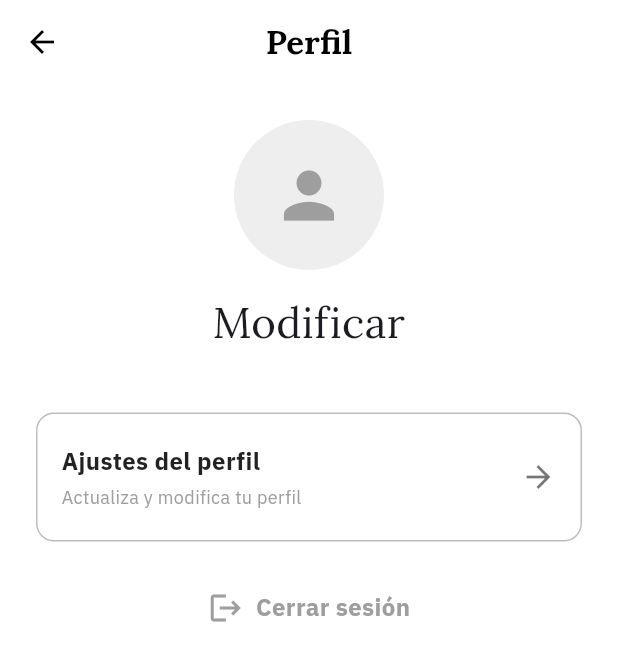
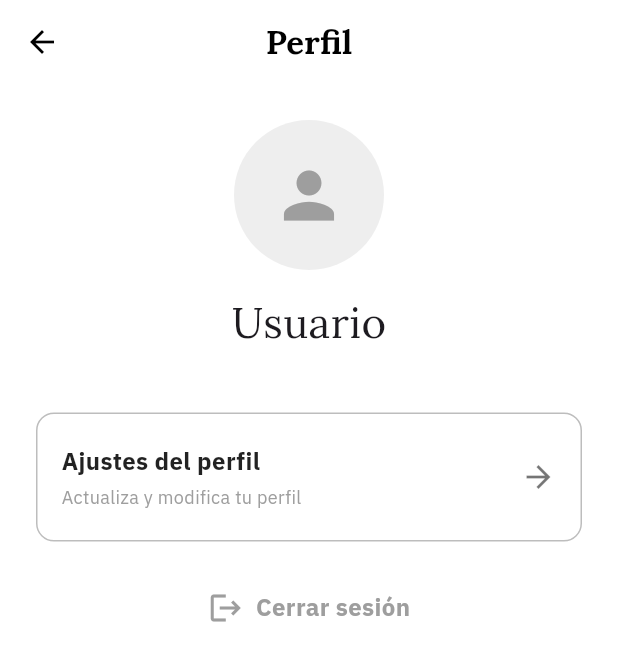
Before and after one commit to ScriptedBug/VitIA, a Flutter app: the PerfilPage screen opened directly with empty values, on a phone screen of 412 x 824 dp. Shown: the top 661 px of the screen. Run offline on Flutter 3.47's test engine with Material 3 defaults, Android fonts, the phone set to English and light mode, and no system bars; our stand-ins replace cached_network_image, camera, dio, flutter_linkify, flutter_map, flutter_riverpod and 8 more; accounts and stored records are empty; network calls fail.

Commit message:
margen ubicacion y carga de perfil

```diff
--- a/frontend/lib/pages/main_layout/perfil_page.dart
+++ b/frontend/lib/pages/main_layout/perfil_page.dart
@@ -17,10 +17,11 @@ class PerfilPage extends StatefulWidget {
 }
 
 class _PerfilPageState extends State<PerfilPage> {
-  String _nombreUser = "Modificar";
-  String _ubicacionUser = "Perfil";
+  String _nombreUser = "";
+  String _ubicacionUser = "";
   String? _userPhotoUrl; // Variable para foto
   bool _profileUpdated = false;
+  bool _isLoading = true; // <--- Nuevo estado de carga
 
   @override
   void initState() {
@@ -38,7 +39,14 @@ class _PerfilPageState extends State<PerfilPage> {
           _userPhotoUrl = userData['path_foto_perfil']; // Cargar URL
         });
       }
-    } catch (_) {}
+    } catch (_) {
+    } finally {
+      if (mounted) {
+        setState(() {
+          _isLoading = false;
+        });
+      }
+    }
   }
 
   void logout(BuildContext context) async {
@@ -151,6 +159,9 @@ class _PerfilPageState extends State<PerfilPage> {
         child: Column(
           children: [
             // --- Encabezado ---
+            if (_isLoading)
+              const Center(child: CircularProgressIndicator())
+            else ...[
               CircleAvatar(
                 radius: 50,
                 backgroundImage:
@@ -162,10 +173,11 @@ class _PerfilPageState extends State<PerfilPage> {
               ),
               const SizedBox(height: 15),
               Text(
-              _nombreUser,
+                _nombreUser.isEmpty ? "Usuario" : _nombreUser,
                 style: GoogleFonts.lora(fontSize: 28),
                 textAlign: TextAlign.center,
               ),
+            ],
             // Eliminado el icono de Lápiz al lado del nombre (User Request)
 
             const SizedBox(height: 40),
```
Also changed, not shown: frontend/lib/widgets/weather_section.dart (+7 -3 lines). Lines whose indentation alone changed are shown as unchanged.
